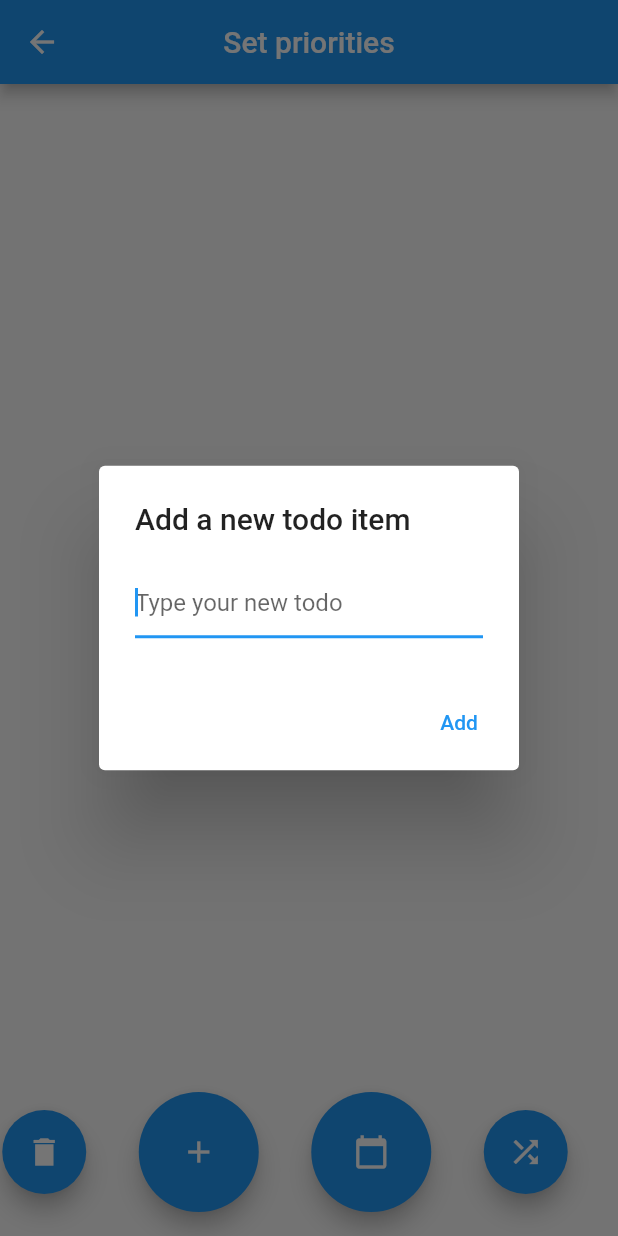
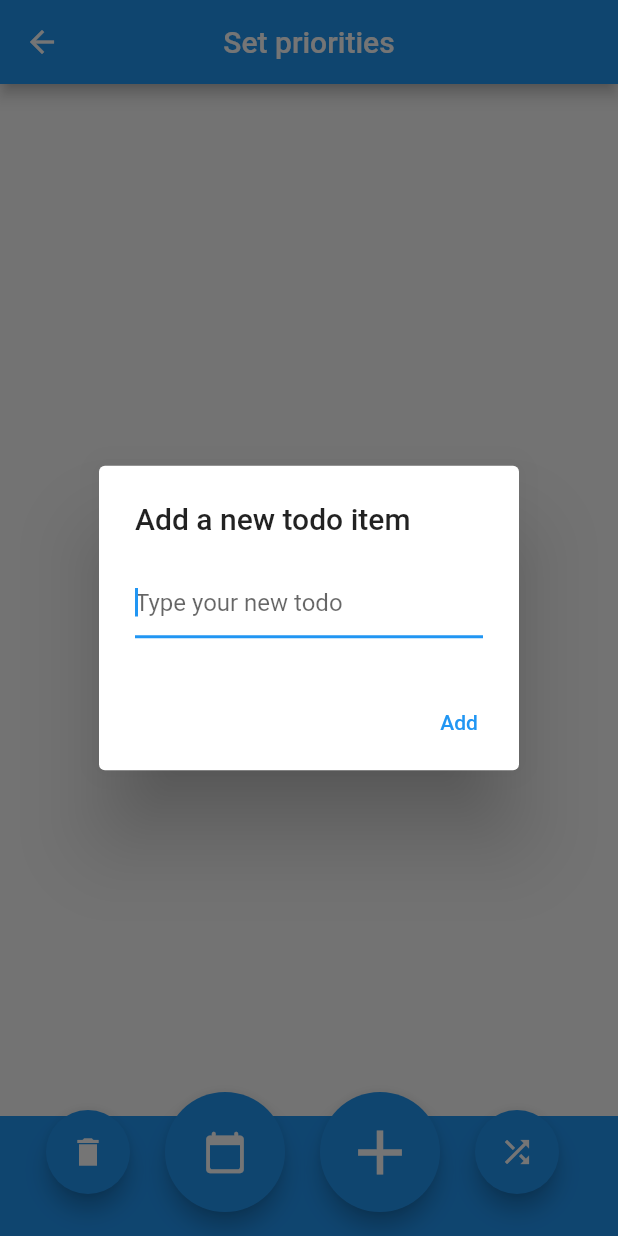
Before and after one commit to MagMueller/king_of_live, a Flutter app: the PrioPage screen opened directly, after a tap on the "add" icon, on a phone screen of 412 x 824 dp. Run offline on Flutter 3.47's test engine with Material 2 defaults, Android fonts, the phone set to English and light mode, and no system bars; our stand-ins replace flutter_colorpicker, shared_preferences, syncfusion_flutter_calendar, url_launcher_web; missing offline and left inert: desktop_window, shared_preferences_web; accounts and stored records are empty.

```diff
--- a/lib/pages/prio.dart
+++ b/lib/pages/prio.dart
@@ -33,7 +33,13 @@ class _PrioPageState extends State<PrioPage> {
           title: Text("Set priorities"), //MyApp.title
           centerTitle: true,
         ),
-        body: ReorderableListView.builder(
+        body: Column(
+          children: [
+            Expanded(
+              child: SizedBox(
+                height: 750,
+                child: ReorderableListView.builder(
+                  //itemExtent: 60.0,
                   shrinkWrap: true,
                   //padding: const EdgeInsets.symmetric(horizontal: 4),
                   itemCount: users.length,
@@ -49,22 +55,24 @@ class _PrioPageState extends State<PrioPage> {
                     return buildUser(index, user, Colors.yellow, 6.0);
                   },
                 ),
+              ),
+            ),
+            Container(
+              height: 80,
+              color: Colors.blue,
+            ),
+          ],
+        ),
         floatingActionButton: Row(
-          mainAxisAlignment: MainAxisAlignment.spaceAround,
+          mainAxisSize: MainAxisSize.max,
+          mainAxisAlignment: MainAxisAlignment.spaceEvenly,
           children: [
+            SizedBox(width: 0,),
             FloatingActionButton(
                 heroTag: "delete",
                 onPressed: () => delete_all_items(),
                 child: Icon(Icons.delete_sharp)),
-            Container(
-              height: 80.0,
-              width: 80.0,
-              child: FloatingActionButton(
-                  heroTag: "edit",
-                  onPressed: () => _addNewItem(),
-                  tooltip: 'Add Item',
-                  child: Icon(Icons.add)),
-            ),
+
             Container(
               height: 80.0,
               width: 80.0,
@@ -79,7 +87,16 @@ class _PrioPageState extends State<PrioPage> {
                       loadItems();
                     });
                   },
-                  child: Icon(Icons.calendar_today)),
+                  child: Icon(Icons.calendar_today_rounded, size: 30,)),
+            ),
+            Container(
+              height: 80.0,
+              width: 80.0,
+              child: FloatingActionButton(
+                  heroTag: "newItem",
+                  onPressed: () => _addNewItem(),
+                  tooltip: 'Add Item',
+                  child: Icon(Icons.add, size: 50,)),
             ),
             FloatingActionButton(
               child: Icon(Icons.shuffle),
@@ -93,13 +110,14 @@ class _PrioPageState extends State<PrioPage> {
   Widget buildUser(int index, Items user, Color color, double edge_insets) =>
       ListTile(
         key: ValueKey(user),
-        contentPadding: EdgeInsets.symmetric(horizontal: 16, vertical: 12),
+        //minVerticalPadding: 10,
+
+        contentPadding: EdgeInsets.symmetric(horizontal: 10, vertical: 10),
         tileColor: get_my_color(user.prio, user.done),
         title: Text(user.name),
         trailing: Row(
           mainAxisSize: MainAxisSize.min,
           children: [
-
             SizedBox(
               width: 30,
               height: 40,
@@ -124,6 +142,7 @@ class _PrioPageState extends State<PrioPage> {
             ),
             ElevatedButton(
               style: ButtonStyle(
+
                   minimumSize: MaterialStateProperty.resolveWith(
                       (states) => Size(1, 40)),
                   backgroundColor: MaterialStateProperty.resolveWith(
@@ -132,7 +151,7 @@ class _PrioPageState extends State<PrioPage> {
                   shape: MaterialStateProperty.all<RoundedRectangleBorder>(
                       RoundedRectangleBorder(
                           borderRadius: BorderRadius.circular(700.0),
-                          side: BorderSide(color: Colors.black, width: 3.0)))),
+                          side: BorderSide(color:get_my_color(user.prio, user.done), width: 10.0)))),
               child: Text(
                 get_prio_text(user.prio),
                 style: TextStyle(color: Colors.black),
@@ -148,13 +167,11 @@ class _PrioPageState extends State<PrioPage> {
                 });
               },
             ),
-
             IconButton(
               iconSize: 22,
               icon: Icon(Icons.edit, color: Colors.black),
               onPressed: () => edit(index),
             ),
-
             IconButton(
               icon: Icon(Icons.delete, color: Colors.black),
               onPressed: () => remove(index),
```
Lines whose indentation alone changed are shown as unchanged.
